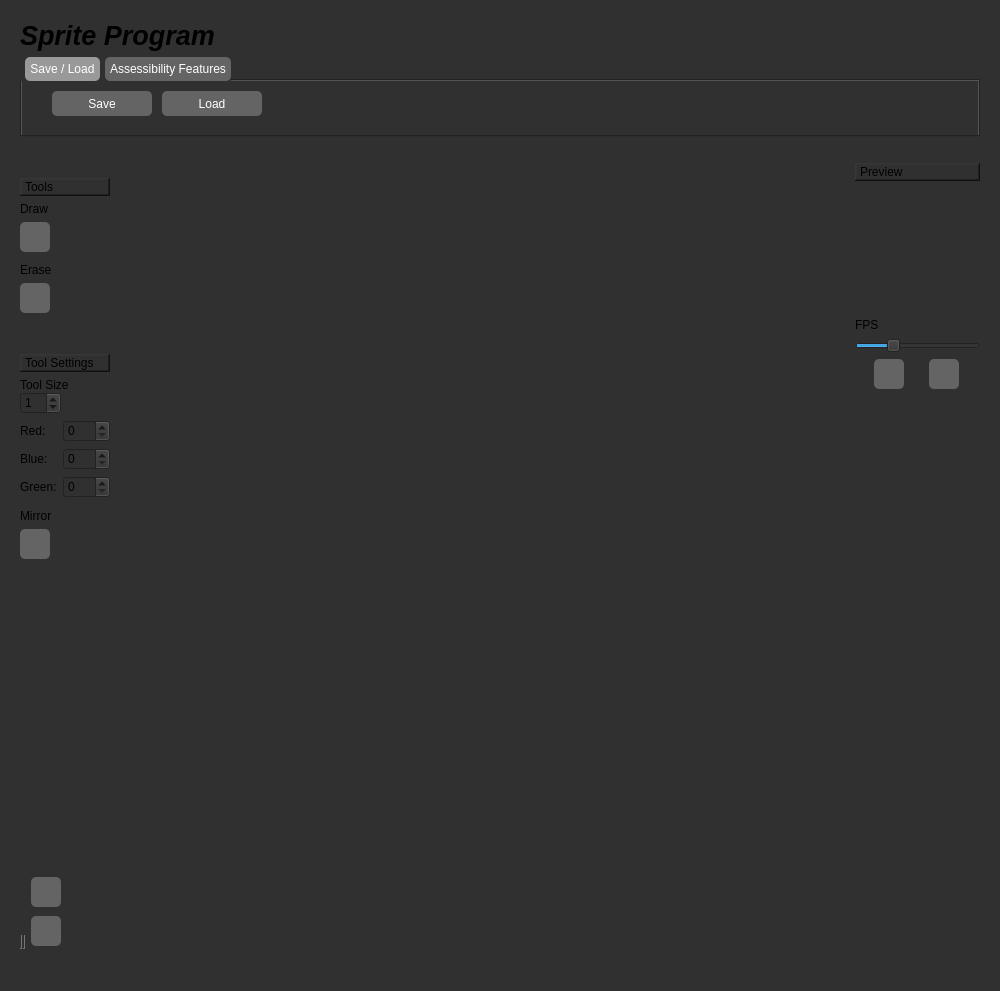
Qt form mainwindow.ui (landonwest815/sprite-editor) before a commit.
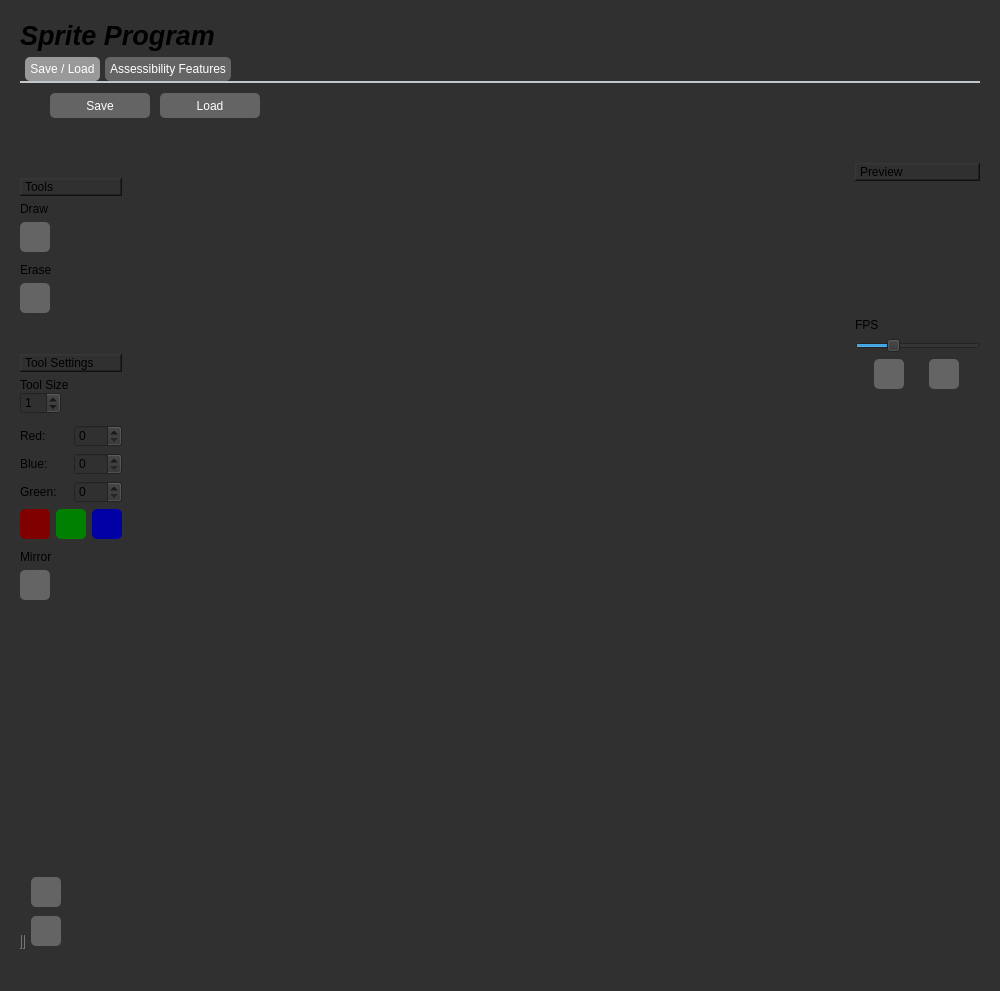
The same form after that commit. Icons and pictures are not drawn.

Commit message: Fixed Coloring Issues; Added Color Presets

Diff of the .ui file:
```diff
--- a/mainwindow.ui
+++ b/mainwindow.ui
@@ -102,13 +102,19 @@
     margin-left: 5px; /* Space between tabs */
     border-top-left-radius: 5px; /* Rounded top left corner */
     border-top-right-radius: 5px; /* Rounded top right corner */
-   border-bottom-left-radius: 5px; /* Rounded top left corner */
+    border-bottom-left-radius: 5px; /* Rounded top left corner */
     border-bottom-right-radius: 5px; /* Rounded top right corner */
 }
 
 /* Style the selected tab */
 QTabBar::tab:selected {
     background: #999999; /* A different shade for the selected tab */
+}
+
+QTabWidget::pane { /* The tab widget frame */
+    border-top: 2px solid #C2C7CB;
+    position: absolute;
+    top: -0.5em;
 }</string>
         </property>
         <property name="currentIndex">
@@ -761,6 +767,22 @@
           </item>
          </layout>
         </item>
+        <item>
+         <spacer name="verticalSpacer_11">
+          <property name="orientation">
+           <enum>Qt::Vertical</enum>
+          </property>
+          <property name="sizeType">
+           <enum>QSizePolicy::Fixed</enum>
+          </property>
+          <property name="sizeHint" stdset="0">
+           <size>
+            <width>20</width>
+            <height>5</height>
+           </size>
+          </property>
+         </spacer>
+        </item>
         <item>
          <layout class="QHBoxLayout" name="horizontalLayout_10">
           <item>
@@ -818,6 +840,139 @@
           </item>
          </layout>
         </item>
+        <item>
+         <layout class="QHBoxLayout" name="horizontalLayout_8">
+          <item>
+           <widget class="QPushButton" name="redPreset">
+            <property name="sizePolicy">
+             <sizepolicy hsizetype="Fixed" vsizetype="Fixed">
+              <horstretch>0</horstretch>
+              <verstretch>0</verstretch>
+             </sizepolicy>
+            </property>
+            <property name="minimumSize">
+             <size>
+              <width>30</width>
+              <height>30</height>
+             </size>
+            </property>
+            <property name="maximumSize">
+             <size>
+              <width>30</width>
+              <height>30</height>
+             </size>
+            </property>
+            <property name="styleSheet">
+             <string notr="true">QPushButton {
+  background-color: #800000; /* Dark grey background, matching the handle */
+  color: white; /* Light text for contrast */
+  border-radius: 5px; /* Rounded corners with a radius of 10 pixels */
+}
+
+QPushButton:hover {
+  background-color: #660000; /* Slightly lighter grey for hover state */
+}
+
+QPushButton:pressed {
+  background-color: #4D0000; /* Slightly darker grey for pressed state */
+}</string>
+            </property>
+            <property name="text">
+             <string/>
+            </property>
+            <property name="checkable">
+             <bool>true</bool>
+            </property>
+           </widget>
+          </item>
+          <item>
+           <widget class="QPushButton" name="greenPreset">
+            <property name="sizePolicy">
+             <sizepolicy hsizetype="Fixed" vsizetype="Fixed">
+              <horstretch>0</horstretch>
+              <verstretch>0</verstretch>
+             </sizepolicy>
+            </property>
+            <property name="minimumSize">
+             <size>
+              <width>30</width>
+              <height>30</height>
+             </size>
+            </property>
+            <property name="maximumSize">
+             <size>
+              <width>30</width>
+              <height>30</height>
+             </size>
+            </property>
+            <property name="styleSheet">
+             <string notr="true">QPushButton {
+  background-color: #008000; /* Dark green background */
+  color: white; /* Light text for contrast */
+  border-radius: 5px; /* Rounded corners with a radius of 5 pixels */
+}
+
+QPushButton:hover {
+  background-color: #006600; /* Slightly lighter green for hover state */
+}
+
+QPushButton:pressed {
+  background-color: #004D00; /* Even darker green for pressed state */
+}</string>
+            </property>
+            <property name="text">
+             <string/>
+            </property>
+            <property name="checkable">
+             <bool>true</bool>
+            </property>
+           </widget>
+          </item>
+          <item>
+           <widget class="QPushButton" name="bluePreset">
+            <property name="sizePolicy">
+             <sizepolicy hsizetype="Fixed" vsizetype="Fixed">
+              <horstretch>0</horstretch>
+              <verstretch>0</verstretch>
+             </sizepolicy>
+            </property>
+            <property name="minimumSize">
+             <size>
+              <width>30</width>
+              <height>30</height>
+             </size>
+            </property>
+            <property name="maximumSize">
+             <size>
+              <width>30</width>
+              <height>30</height>
+             </size>
+            </property>
+            <property name="styleSheet">
+             <string notr="true">QPushButton {
+  background-color: #0000a4; /* Dark blue background */
+  color: white; /* Light text for contrast */
+  border-radius: 5px; /* Rounded corners with a radius of 5 pixels */
+}
+
+QPushButton:hover {
+  background-color: #000066; /* Slightly lighter blue for hover state */
+}
+
+QPushButton:pressed {
+  background-color: #00004D; /* Even darker blue for pressed state */
+}</string>
+            </property>
+            <property name="text">
+             <string/>
+            </property>
+            <property name="checkable">
+             <bool>true</bool>
+            </property>
+           </widget>
+          </item>
+         </layout>
+        </item>
         <item>
          <spacer name="verticalSpacer_9">
           <property name="orientation">
```
Left out of the diff: 38 changed lines with no effect on the pictures. The commit also changes 2 other files.
